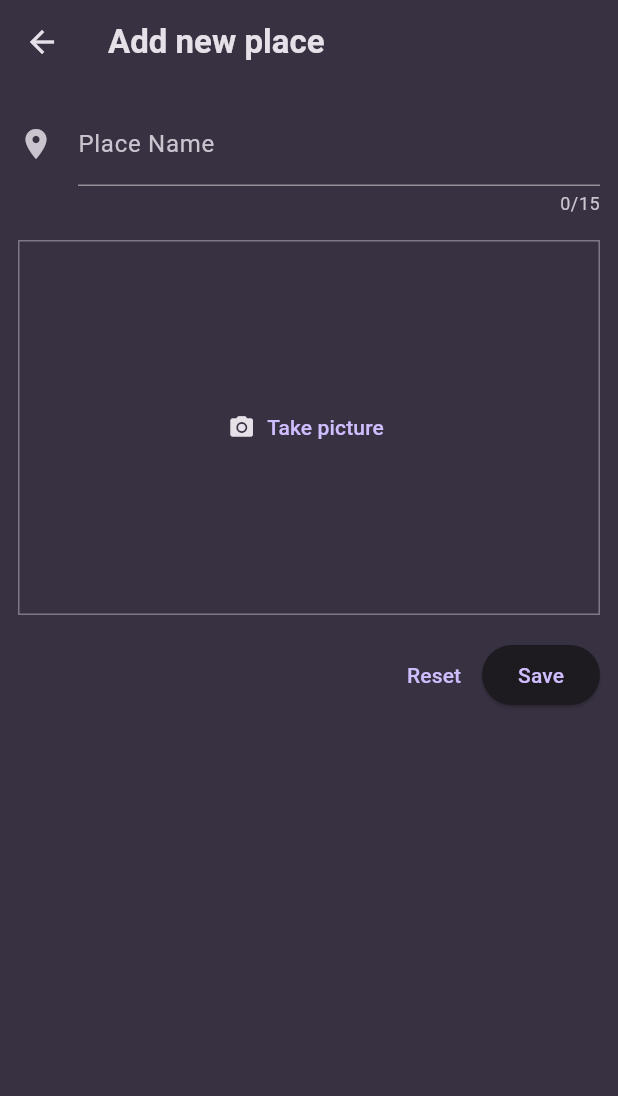
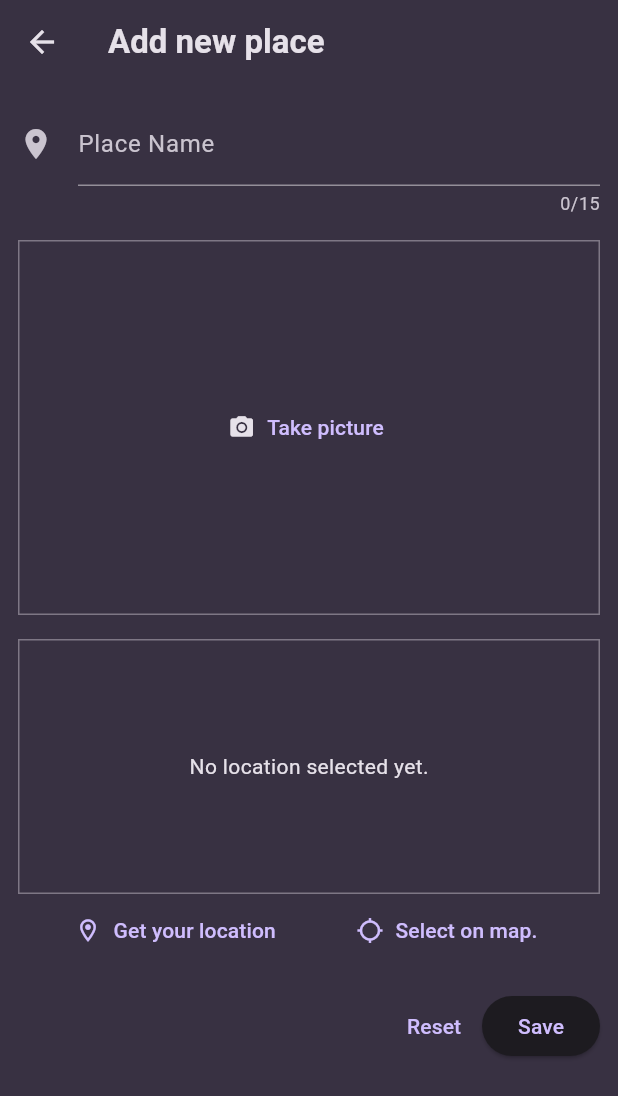
Before and after one commit to pronoyc11/flutter_camera_project, a Flutter app: the AddPlacescreen screen opened directly, on a phone screen of 412 x 824 dp. Shown: the top 1096 px of the screen. Run offline on Flutter 3.47's test engine with Material 3 defaults, Android fonts, the phone set to English and light mode, and no system bars; our stand-ins replace flutter_map, flutter_riverpod, google_fonts, image_picker, latlong2, location; missing offline and left inert: maptiler_flutter.

Commit message:
Push latest project updates

```diff
--- a/lib/main.dart
+++ b/lib/main.dart
@@ -3,6 +3,7 @@ import 'package:flutter/material.dart';
 import 'package:flutter_riverpod/flutter_riverpod.dart';
 
 import 'package:google_fonts/google_fonts.dart';
+import 'package:maptiler_flutter/maptiler_flutter.dart';
 
 final colorScheme = ColorScheme.fromSeed(
   brightness: Brightness.dark,
@@ -21,6 +22,7 @@ final theme = ThemeData().copyWith(
 );
 
 void main() {
+  MapTilerConfig.setApiKey('0x2c1U4qCEAVNNtSCKcT');
   runApp(
     const ProviderScope(
       child: MyApp(),
--- a/lib/models/place.dart
+++ b/lib/models/place.dart
@@ -1,10 +1,14 @@
+import 'dart:io';
+import 'package:latlong2/latlong.dart';
 import 'package:uuid/uuid.dart';
 
 final uuid = Uuid();
 
 class Place {
-  Place({required this.title}) : id = uuid.v4();
+  Place({required this.title, required this.image,required this.location}) : id = uuid.v4();
 
   final String id;
   final String title;
+  final File image;
+  final LatLng location;
 }
--- a/lib/screens/add_placescreen.dart
+++ b/lib/screens/add_placescreen.dart
@@ -1,8 +1,12 @@
+import 'dart:io';
+
 import 'package:fav_places/models/place.dart';
 import 'package:fav_places/provider/place_provider.dart';
 import 'package:fav_places/widgets/image_picker.dart';
+import 'package:fav_places/widgets/location_picker.dart';
 import 'package:flutter/material.dart';
 import 'package:flutter_riverpod/flutter_riverpod.dart';
+import 'package:latlong2/latlong.dart';
 
 class AddPlacescreen extends ConsumerStatefulWidget {
   const AddPlacescreen({super.key});
@@ -13,20 +17,34 @@ class AddPlacescreen extends ConsumerStatefulWidget {
 
 class _AddPlacescreenState extends ConsumerState<AddPlacescreen> {
   final _titleController = TextEditingController();
+  File? finalSelectedImage;
+  LatLng? location;
+
+  void setLocation(LatLng l) {
+    setState(() {
+      location = l;
+    });
+  }
 
   void onFormSave() {
     final enteredText = _titleController.text;
 
-    if (enteredText.trim().length < 2) {
+    if (enteredText.trim().length < 2 ||
+        finalSelectedImage == null ||
+        location == null) {
       ScaffoldMessenger.of(context).showSnackBar(
         const SnackBar(
-          content: Text("Please provide a valid name with more than two characters!"),
+          content: Text(
+            "Please provide a valid title, image, and location.",
+          ),
         ),
       );
       return;
     }
 
-    ref.read(placeProvider.notifier).addPlace(Place(title: enteredText));
+    ref.read(placeProvider.notifier).addPlace(
+      Place(title: enteredText.trim(), image: finalSelectedImage!, location: location!),
+    );
     Navigator.of(context).pop();
   }
 
@@ -53,15 +71,30 @@ class _AddPlacescreenState extends ConsumerState<AddPlacescreen> {
                 icon: Icon(Icons.place),
               ),
             ),
-          const SizedBox(height: 16,),
+            const SizedBox(height: 16),
 
-          ImagePickerr(),
+            ImagePickerr(
+              onSelectImage: (File img) {
+                finalSelectedImage = img;
+              },
+            ),
+            const SizedBox(height: 16),
+
+            //Add Location
+            LocationPicker(selectLocation:setLocation),
+
             const SizedBox(height: 16),
             Row(
               mainAxisAlignment: MainAxisAlignment.end,
               children: [
                 TextButton(
-                  onPressed: () => _titleController.clear(),
+                  onPressed: () {
+                    _titleController.clear();
+                    setState(() {
+                      finalSelectedImage = null;
+                      location = null;
+                    });
+                  },
                   child: const Text("Reset"),
                 ),
                 ElevatedButton(
--- a/lib/widgets/image_picker.dart
+++ b/lib/widgets/image_picker.dart
@@ -6,21 +6,23 @@ import 'package:flutter/services.dart';
 import 'package:image_picker/image_picker.dart';
 
 class ImagePickerr extends StatefulWidget {
-  const ImagePickerr({super.key});
+  const ImagePickerr({super.key,required this.onSelectImage});
 
+final void Function(File) onSelectImage;
   @override
   State<ImagePickerr> createState() => _ImagePickerrState();
 }
 
 class _ImagePickerrState extends State<ImagePickerr> {
   File? storedImage;
-
   Future<void> pickAnImage() async {
     if (kIsWeb || (!Platform.isAndroid && !Platform.isIOS)) {
       if (!mounted) return;
       ScaffoldMessenger.of(context).showSnackBar(
-        const SnackBar(
-          content: Text('Camera capture is supported on Android and iOS devices only.'),
+        SnackBar(
+          content: Text(
+            "Camera is only supported for android or ios platform!",
+          ),
         ),
       );
       return;
@@ -33,28 +35,27 @@ class _ImagePickerrState extends State<ImagePickerr> {
         maxWidth: 600,
         imageQuality: 85,
       );
-
-      if (pickedImage == null || !mounted) {
+      if (!mounted || pickedImage == null) {
         return;
       }
-
       setState(() {
         storedImage = File(pickedImage.path);
       });
+      widget.onSelectImage(storedImage!);
     } on PlatformException catch (error) {
       if (!mounted) return;
       ScaffoldMessenger.of(context).showSnackBar(
         SnackBar(
-          content: Text('Camera permission/error: ${error.message ?? error.code}'),
+          content: Text(
+            "Platform permission : ${error.message}, ${error.code}",
+          ),
         ),
       );
     } catch (error) {
       if (!mounted) return;
-      ScaffoldMessenger.of(context).showSnackBar(
-        SnackBar(
-          content: Text('Could not open camera: $error'),
-        ),
-      );
+      ScaffoldMessenger.of(
+        context,
+      ).showSnackBar(SnackBar(content: Text('Could not open camera: $error')));
     }
   }
 
@@ -75,19 +76,20 @@ class _ImagePickerrState extends State<ImagePickerr> {
         child: Image.file(
           storedImage!,
           fit: BoxFit.cover,
+          height: double.infinity,
           width: double.infinity,
-          height: double.infinity,
         ),
       );
     }
-
     return Container(
       height: 250,
       width: double.infinity,
       alignment: Alignment.center,
       decoration: BoxDecoration(
         border: Border.all(
-          color: Theme.of(context).colorScheme.onSurface.withValues(alpha: 0.40),
+          color: Theme.of(
+            context,
+          ).colorScheme.onSurface.withValues(alpha: 0.40),
         ),
       ),
       child: content,
--- /dev/null
+++ b/lib/widgets/location_picker.dart
@@ -0,0 +1,124 @@
+import 'package:fav_places/screens/maps_screen.dart';
+import 'package:flutter/material.dart';
+import 'package:latlong2/latlong.dart';
+import 'package:location/location.dart';
+
+class LocationPicker extends StatefulWidget {
+  const LocationPicker({super.key, required this.selectLocation});
+
+  final void Function(LatLng) selectLocation;
+  @override
+  State<LocationPicker> createState() => _LocationPickerState();
+}
+
+class _LocationPickerState extends State<LocationPicker> {
+  final Location _location = Location();
+  LatLng? _currentLocation;
+  var isGettingLocation = false;
+
+  Future<void> onSelectLocation() async {
+    setState(() {
+      isGettingLocation = true;
+    });
+
+    try {
+      bool serviceEnabled = await _location.serviceEnabled();
+      if (!serviceEnabled) {
+        serviceEnabled = await _location.requestService();
+        if (!serviceEnabled) {
+          _showMessage('Please enable location service.');
+          return;
+        }
+      }
+
+      PermissionStatus permissionGranted = await _location.hasPermission();
+      if (permissionGranted == PermissionStatus.denied) {
+        permissionGranted = await _location.requestPermission();
+      }
+
+      if (permissionGranted != PermissionStatus.granted) {
+        _showMessage('Location permission is required.');
+        return;
+      }
+
+      final LocationData locationData = await _location.getLocation();
+      final double? longitude = locationData.longitude;
+      final double? latitude = locationData.latitude;
+
+      if (latitude == null || longitude == null) {
+        _showMessage('Could not read your current location.');
+        return;
+      }
+      // print(latitude);
+      final LatLng liveLocation = LatLng(latitude, longitude);
+      setState(() {
+        _currentLocation = liveLocation;
+      });
+      widget.selectLocation(liveLocation);
+    } catch (error) {
+      _showMessage('Failed to fetch location. Please try again. $error');
+    } finally {
+      if (mounted) {
+        setState(() {
+          isGettingLocation = false;
+        });
+      }
+    }
+  }
+
+  void _showMessage(String message) {
+    if (!mounted) return;
+    ScaffoldMessenger.of(context).showSnackBar(
+      SnackBar(content: Text(message), duration: const Duration(seconds: 7)),
+    );
+  }
+  @override
+  Widget build(BuildContext context) {
+    Widget previewContent = Text(
+      'No location selected yet.',
+      style: Theme.of(context).textTheme.bodyMedium!.copyWith(
+        color: Theme.of(context).colorScheme.onSurface,
+      ),
+    );
+
+    if (isGettingLocation) {
+      previewContent = const CircularProgressIndicator();
+    }
+    if (_currentLocation != null) {
+      previewContent = MapsScreen(currentLocation: _currentLocation!);
+    }
+
+    return Column(
+      children: [
+        Container(
+          width: double.infinity,
+          height: 170,
+          alignment: Alignment.center,
+          decoration: BoxDecoration(
+            border: Border.all(
+              color: Theme.of(
+                context,
+              ).colorScheme.onSurface.withValues(alpha: 0.40),
+            ),
+          ),
+          child: previewContent,
+        ),
+        Row(
+          mainAxisAlignment: MainAxisAlignment.spaceEvenly,
+          children: [
+            TextButton.icon(
+              onPressed: onSelectLocation,
+              label: const Text('Get your location'),
+              icon: const Icon(Icons.location_on_outlined),
+            ),
+            TextButton.icon(
+              onPressed: () => 0,
+              label: const Text('Select on map.'),
+              icon: const Icon(Icons.location_searching_outlined),
+            ),
+          ],
+        ),
+      ],
+    );
+  }
+}
```
Also changed, not shown: lib/provider/place_provider.dart (+49 -3 lines), lib/screens/favorite_places.dart (+26 -3 lines), lib/screens/maps_screen.dart (added, +75 -0 lines), lib/screens/place_details.dart (+41 -1 lines), lib/widgets/returns_address.dart (added, +44 -0 lines), pubspec.yaml (+7 -0 lines), lib/widgets/image_picker_copy.dart (renamed from lib/widgets/image_picker copy.dart), pubspec.lock, 4 other files.
